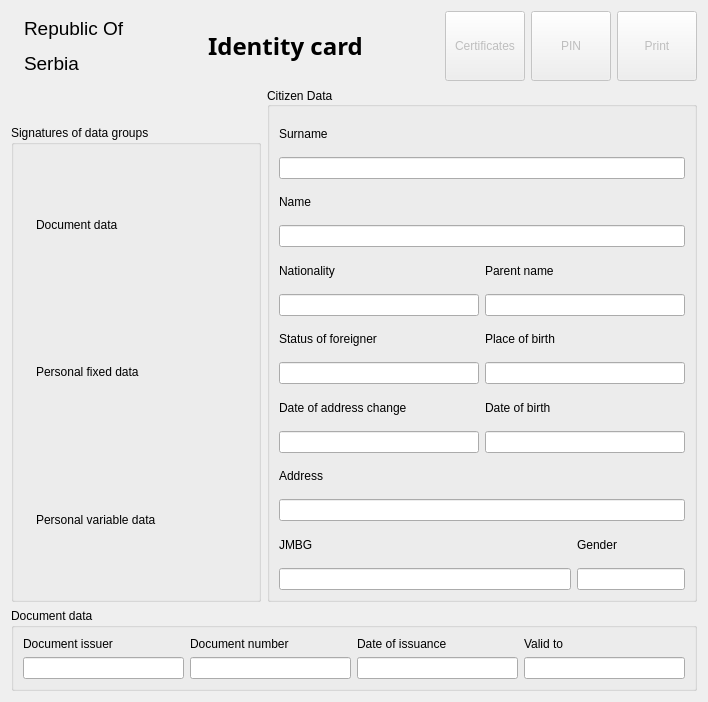
First picture: the form in src/document/eid/eid.ui, repository LibreSCRS/LibreCelik, before the edit.
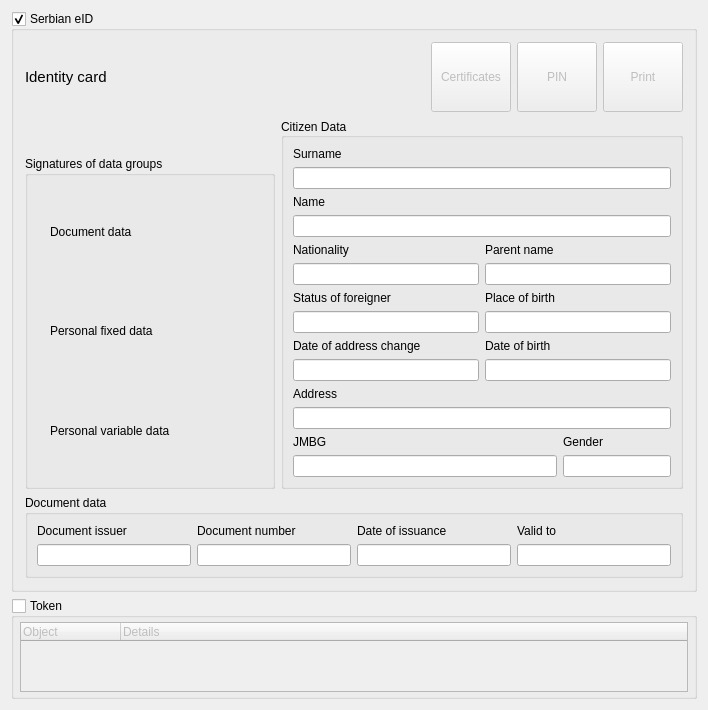
Second picture: the form after the edit. Icons and pictures are not drawn.

The edit to the form file:
```diff
--- a/src/document/eid/eid.ui
+++ b/src/document/eid/eid.ui
@@ -15,6 +15,34 @@
   </property>
   <layout class="QVBoxLayout" name="verticalLayout">
    <item>
+    <widget class="QGroupBox" name="identityGroupBox">
+     <property name="title">
+      <string>Serbian eID</string>
+     </property>
+     <property name="checkable">
+      <bool>true</bool>
+     </property>
+     <property name="checked">
+      <bool>true</bool>
+     </property>
+     <layout class="QVBoxLayout" name="verticalLayout_identity">
+      <property name="spacing">
+       <number>2</number>
+      </property>
+      <property name="leftMargin">
+       <number>2</number>
+      </property>
+      <property name="topMargin">
+       <number>2</number>
+      </property>
+      <property name="rightMargin">
+       <number>2</number>
+      </property>
+      <property name="bottomMargin">
+       <number>2</number>
+      </property>
+      <item>
+       <widget class="QWidget" name="identityContentWidget" native="true">
     <layout class="QVBoxLayout" name="verticalLayout_70">
      <item>
       <layout class="QHBoxLayout" name="horizontalLayout_29" stretch="3">
@@ -22,71 +50,6 @@
         <layout class="QVBoxLayout" name="verticalLayout_47" stretch="0">
          <item>
           <layout class="QHBoxLayout" name="horizontalLayout_30">
-           <property name="sizeConstraint">
-            <enum>QLayout::SizeConstraint::SetFixedSize</enum>
-           </property>
-           <item>
-            <widget class="QLabel" name="flagLabel_3">
-             <property name="sizePolicy">
-              <sizepolicy hsizetype="Fixed" vsizetype="Fixed">
-               <horstretch>0</horstretch>
-               <verstretch>0</verstretch>
-              </sizepolicy>
-             </property>
-             <property name="maximumSize">
-              <size>
-               <width>100</width>
-               <height>60</height>
-              </size>
-             </property>
-             <property name="text">
-              <string/>
-             </property>
-             <property name="pixmap">
-              <pixmap resource="../../../resources/librecelik.qrc">:/images/rs_flag.png</pixmap>
-             </property>
-             <property name="scaledContents">
-              <bool>true</bool>
-             </property>
-             <property name="alignment">
-              <set>Qt::AlignmentFlag::AlignRight|Qt::AlignmentFlag::AlignTrailing|Qt::AlignmentFlag::AlignVCenter</set>
-             </property>
-            </widget>
-           </item>
-           <item>
-            <widget class="QLabel" name="stateLabel_3">
-             <property name="sizePolicy">
-              <sizepolicy hsizetype="Fixed" vsizetype="Fixed">
-               <horstretch>0</horstretch>
-               <verstretch>0</verstretch>
-              </sizepolicy>
-             </property>
-             <property name="font">
-              <font>
-               <pointsize>14</pointsize>
-              </font>
-             </property>
-             <property name="text">
-              <string>&lt;html&gt;&lt;head/&gt;&lt;body&gt;&lt;p&gt;Republic Of&lt;/p&gt;&lt;p&gt;Serbia&lt;/p&gt;&lt;/body&gt;&lt;/html&gt;</string>
-             </property>
-             <property name="alignment">
-              <set>Qt::AlignmentFlag::AlignLeading|Qt::AlignmentFlag::AlignLeft|Qt::AlignmentFlag::AlignVCenter</set>
-             </property>
-            </widget>
-           </item>
-           <item>
-            <spacer name="horizontalSpacer">
-             <property name="orientation">
-              <enum>Qt::Orientation::Horizontal</enum>
-             </property>
-             <property name="sizeHint" stdset="0">
-              <size>
-               <width>40</width>
-               <height>20</height>
-              </size>
-             </property>
-            </spacer>
-           </item>
            <item>
             <widget class="QLabel" name="lkLabel_3">
              <property name="sizePolicy">
@@ -97,9 +60,7 @@
              </property>
              <property name="font">
               <font>
-               <family>Sans Serif</family>
-               <pointsize>18</pointsize>
-               <bold>true</bold>
+               <pointsize>11</pointsize>
               </font>
              </property>
              <property name="text">
@@ -821,6 +782,66 @@
       </layout>
      </item>
     </layout>
+       </widget>
+      </item>
+     </layout>
+    </widget>
+   </item>
+   <item>
+    <widget class="QGroupBox" name="tokenGroupBox">
+     <property name="title">
+      <string>Token</string>
+     </property>
+     <property name="checkable">
+      <bool>true</bool>
+     </property>
+     <property name="checked">
+      <bool>false</bool>
+     </property>
+     <layout class="QVBoxLayout" name="verticalLayout_token">
+      <property name="spacing">
+       <number>2</number>
+      </property>
+      <property name="leftMargin">
+       <number>6</number>
+      </property>
+      <property name="topMargin">
+       <number>4</number>
+      </property>
+      <property name="rightMargin">
+       <number>6</number>
+      </property>
+      <property name="bottomMargin">
+       <number>4</number>
+      </property>
+      <item>
+       <widget class="QTreeWidget" name="tokenTreeWidget">
+        <property name="sizePolicy">
+         <sizepolicy hsizetype="Expanding" vsizetype="Expanding">
+          <horstretch>0</horstretch>
+          <verstretch>0</verstretch>
+         </sizepolicy>
+        </property>
+        <property name="contextMenuPolicy">
+         <enum>Qt::CustomContextMenu</enum>
+        </property>
+        <property name="uniformRowHeights">
+         <bool>true</bool>
+        </property>
+        <column>
+         <property name="text">
+          <string>Object</string>
+         </property>
+        </column>
+        <column>
+         <property name="text">
+          <string>Details</string>
+         </property>
+        </column>
+       </widget>
+      </item>
+     </layout>
+    </widget>
    </item>
   </layout>
  </widget>
```
